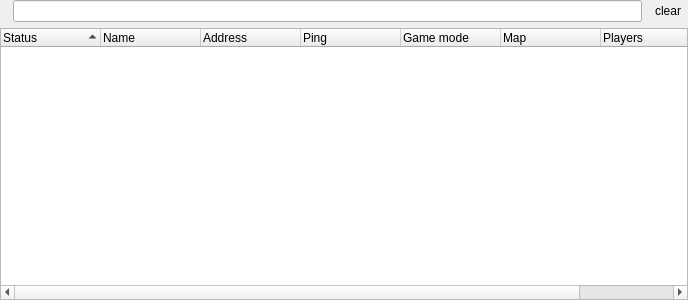
First picture: the form in src/server_list_widget.ui, repository navrocky/urtconnector, before the edit.
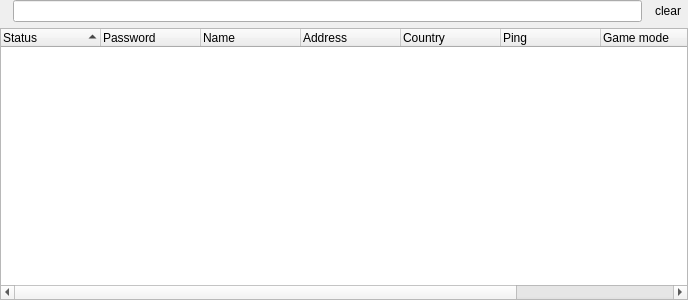
Second picture: the form after the edit. Icons and pictures are not drawn.

Commit message: country detection and representation is now available

Diff of the .ui file:
```diff
--- a/src/server_list_widget.ui
+++ b/src/server_list_widget.ui
@@ -89,6 +89,15 @@
        <string>Server status</string>
       </property>
      </column>
+     <column>
+      <property name="text">
+       <string>Password</string>
+      </property>
+      <property name="icon">
+       <iconset resource="images.qrc">
+        <normaloff>:/icons/icons/status-passwd.png</normaloff>:/icons/icons/status-passwd.png</iconset>
+      </property>
+     </column>
      <column>
       <property name="text">
        <string>Name</string>
@@ -105,6 +114,11 @@
        <string>Server address (ip:port)</string>
       </property>
      </column>
+     <column>
+      <property name="text">
+       <string>Country</string>
+      </property>
+     </column>
      <column>
       <property name="text">
        <string>Ping</string>
@@ -125,11 +139,6 @@
        <string>Players</string>
       </property>
      </column>
-     <column>
-      <property name="text">
-       <string>Password</string>
-      </property>
-     </column>
     </widget>
    </item>
   </layout>
```
The commit also changes 10 other files.
